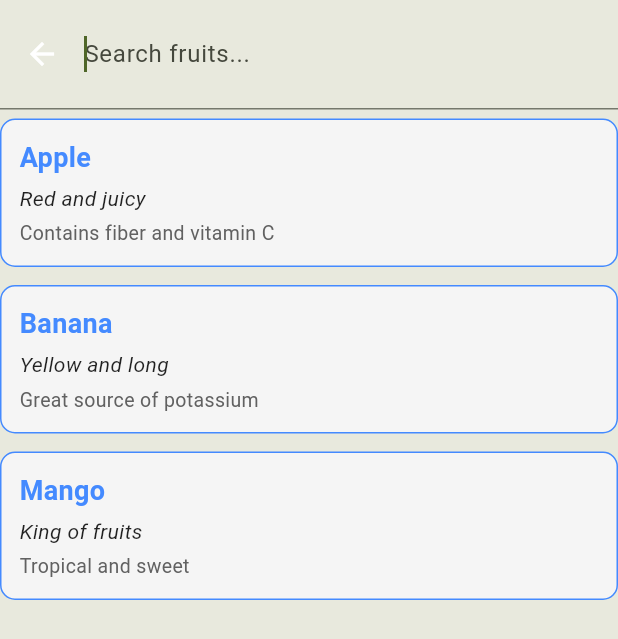
After one commit to dhrubo3724/Task_Forcee, a Flutter app: the SearchAnchorWithTap screen opened directly, after a tap on "Search fruits...", on a phone screen of 412 x 824 dp. The commit adds this screen. Shown: the top 639 px of the screen. Run offline on Flutter 3.47's test engine with Material 3 defaults, Android fonts, the phone set to English and light mode, and no system bars.

Commit message:
chore:update search demo

```diff
--- a/lib/navigation/app_navigation.dart
+++ b/lib/navigation/app_navigation.dart
@@ -1,8 +1,8 @@
 import 'package:flutter/material.dart';
 
 import '../ui/screens/dashboard_screen.dart';
-import '../ui/screens/dropdown_design.dart';
 import '../ui/screens/report_list_screen.dart';
+import '../ui/screens/search_anchor_demo.dart';
 import '../ui/screens/transection_screen.dart';
 
 class AppNavigation extends StatefulWidget {
@@ -19,7 +19,9 @@ class _AppNavigationState extends State<AppNavigation> {
     DashboardScreen(),
     TransactionsScreen(), // Replace with your actual screen widgets
     ReportListScreen(),
-    DeviceSelector(),
+    SearchAnchorWithTap(),
+    // CustomTabView(),
+    // DeviceSelector(),
     // CategoryTree(),
   ];
 
--- /dev/null
+++ b/lib/ui/screens/search_anchor_demo.dart
@@ -0,0 +1,113 @@
+import 'package:flutter/material.dart';
+
+class SearchAnchorWithTap extends StatefulWidget {
+  const SearchAnchorWithTap({super.key});
+
+  @override
+  State<SearchAnchorWithTap> createState() => _SearchAnchorWithTapState();
+}
+
+class _SearchAnchorWithTapState extends State<SearchAnchorWithTap> {
+  final List<Map<String, String>> allItems = [
+    {
+      'title': 'Apple',
+      'subtitle': 'Red and juicy',
+      'description': 'Contains fiber and vitamin C',
+    },
+    {
+      'title': 'Banana',
+      'subtitle': 'Yellow and long',
+      'description': 'Great source of potassium',
+    },
+    {
+      'title': 'Mango',
+      'subtitle': 'King of fruits',
+      'description': 'Tropical and sweet',
+    },
+  ];
+
+  String selectedItem = '';
+
+  @override
+  Widget build(BuildContext context) {
+    return Scaffold(
+      appBar: AppBar(title: Text('Search with Tap on Container')),
+      body: Padding(
+        padding: const EdgeInsets.all(16.0),
+        child: SearchAnchor.bar(
+          barHintText: 'Search fruits...',
+          suggestionsBuilder: (context, controller) {
+            final query = controller.text.toLowerCase();
+            final results =
+                allItems.where((item) {
+                  return item['title']!.toLowerCase().contains(query);
+                }).toList();
+
+            return results.map((item) {
+              return GestureDetector(
+                onTap: () {
+                  controller.closeView(item['title']);
+                  setState(() {
+                    selectedItem = item['title']!;
+                  });
+                  // Add your custom logic here
+                },
+                child: Padding(
+                  padding: const EdgeInsets.symmetric(vertical: 6.0),
+                  child: Container(
+                    padding: const EdgeInsets.all(12),
+                    decoration: BoxDecoration(
+                      color: Colors.grey.shade100,
+                      borderRadius: BorderRadius.circular(10),
+                      border: Border.all(color: Colors.blueAccent),
+                    ),
+                    child: Column(
+                      crossAxisAlignment: CrossAxisAlignment.start,
+                      children: [
+                        Text(
+                          item['title']!,
+                          style: TextStyle(
+                            fontSize: 18,
+                            fontWeight: FontWeight.bold,
+                            color: Colors.blueAccent,
+                          ),
+                        ),
+                        SizedBox(height: 4),
+                        Text(
+                          item['subtitle']!,
+                          style: TextStyle(
+                            fontSize: 14,
+                            fontStyle: FontStyle.italic,
+                            color: Colors.black87,
+                          ),
+                        ),
+                        SizedBox(height: 4),
+                        Text(
+                          item['description']!,
+                          style: TextStyle(
+                            fontSize: 13,
+                            color: Colors.grey[700],
+                          ),
+                        ),
+                      ],
+                    ),
+                  ),
+                ),
+              );
+            }).toList();
+          },
+        ),
+      ),
+      bottomNavigationBar:
+          selectedItem.isNotEmpty
+              ? Padding(
+                padding: const EdgeInsets.all(16.0),
+                child: Text(
+                  'You selected: $selectedItem',
+                  style: TextStyle(fontSize: 18),
+                ),
+              )
+              : null,
+    );
+  }
+}
```
Also changed, not shown: lib/ui/screens/rounder_button_set_state_demo.dart (added, +88 -0 lines).
